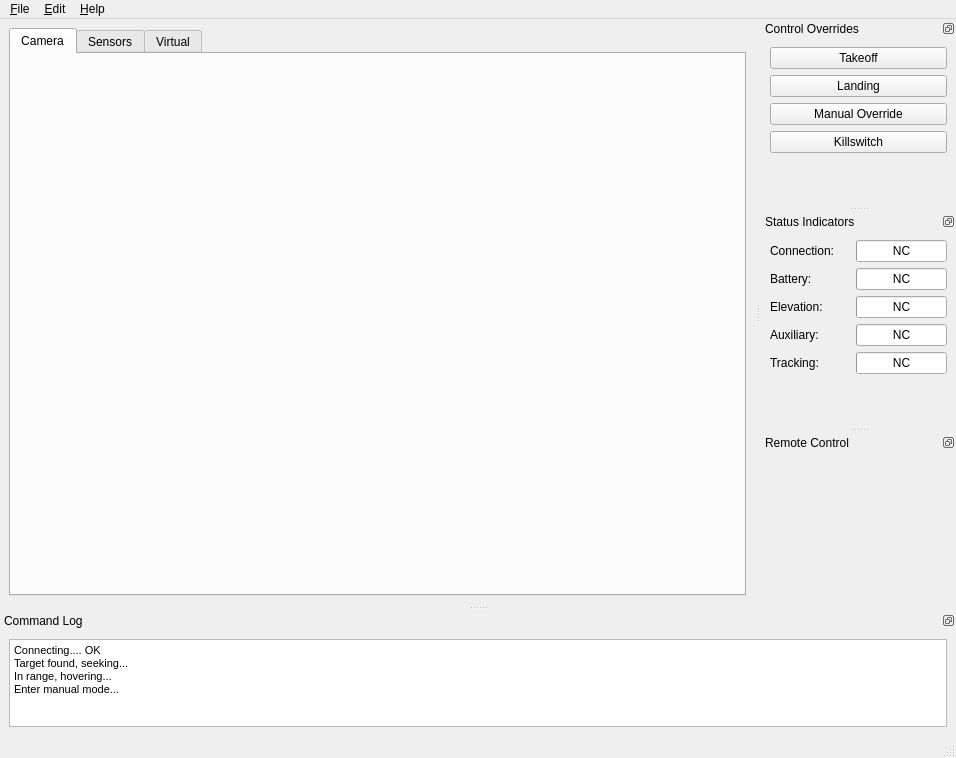
First picture: the form in heliview/src/ApplicationFrame.ui, repository gcsmith/ktgt-uav-desktop, before the edit.
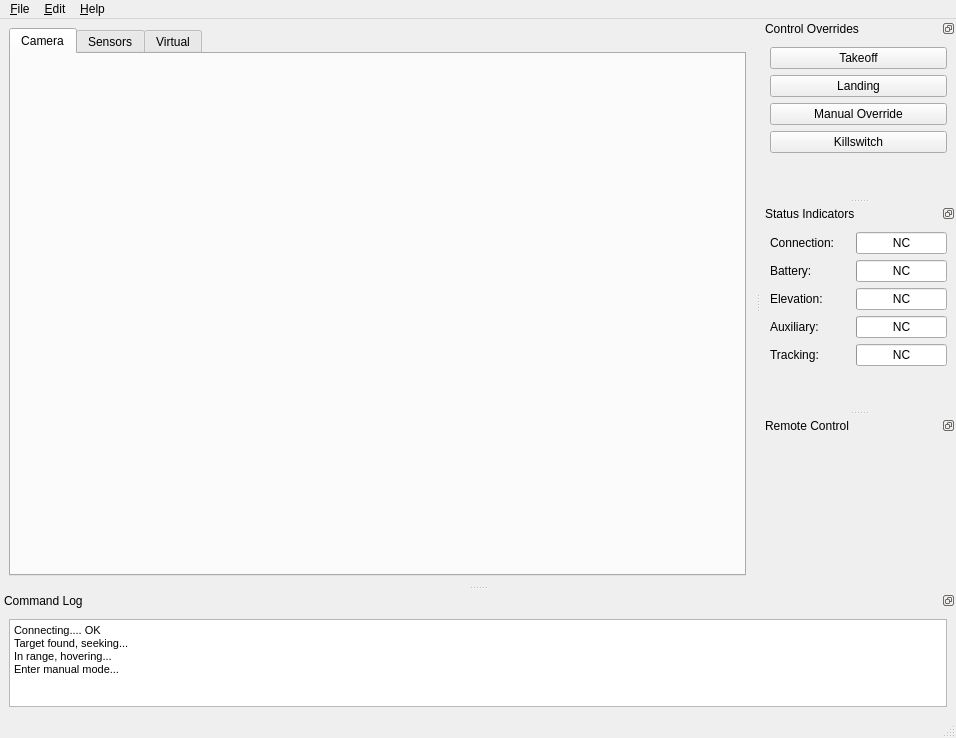
Second picture: the form after the edit. Icons and pictures are not drawn.

Commit message: reflect state changes in UI

Diff of the .ui file:
```diff
--- a/heliview/src/ApplicationFrame.ui
+++ b/heliview/src/ApplicationFrame.ui
@@ -7,7 +7,7 @@
     <x>0</x>
     <y>0</y>
     <width>956</width>
-    <height>758</height>
+    <height>738</height>
    </rect>
   </property>
   <property name="windowTitle">
```
The commit also changes 4 other files.
